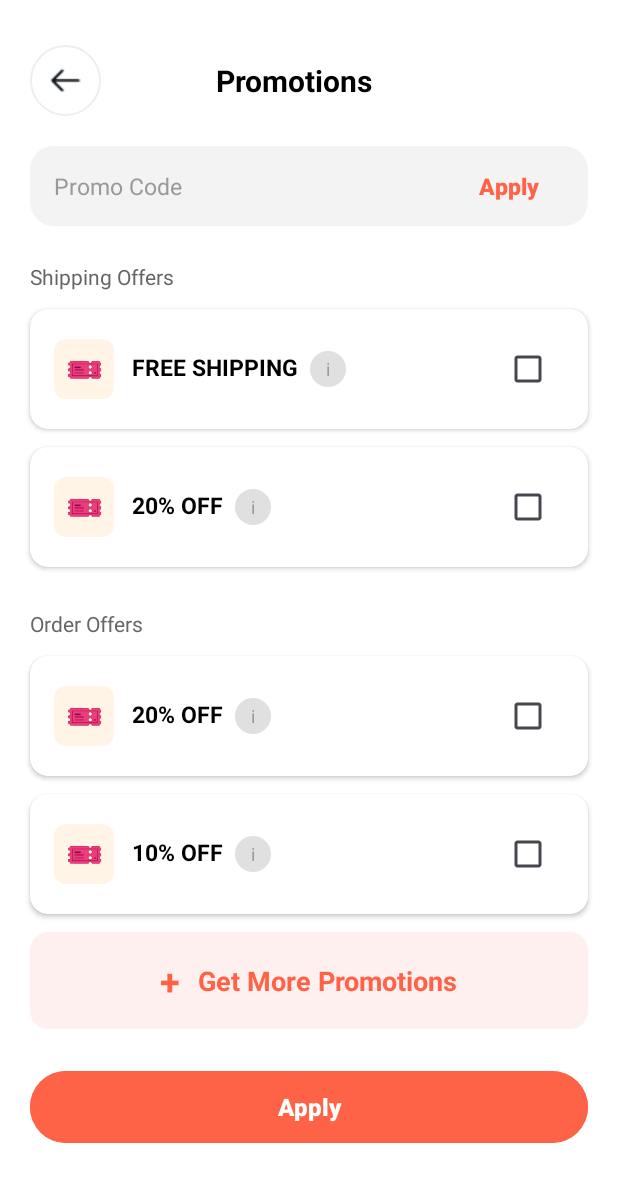
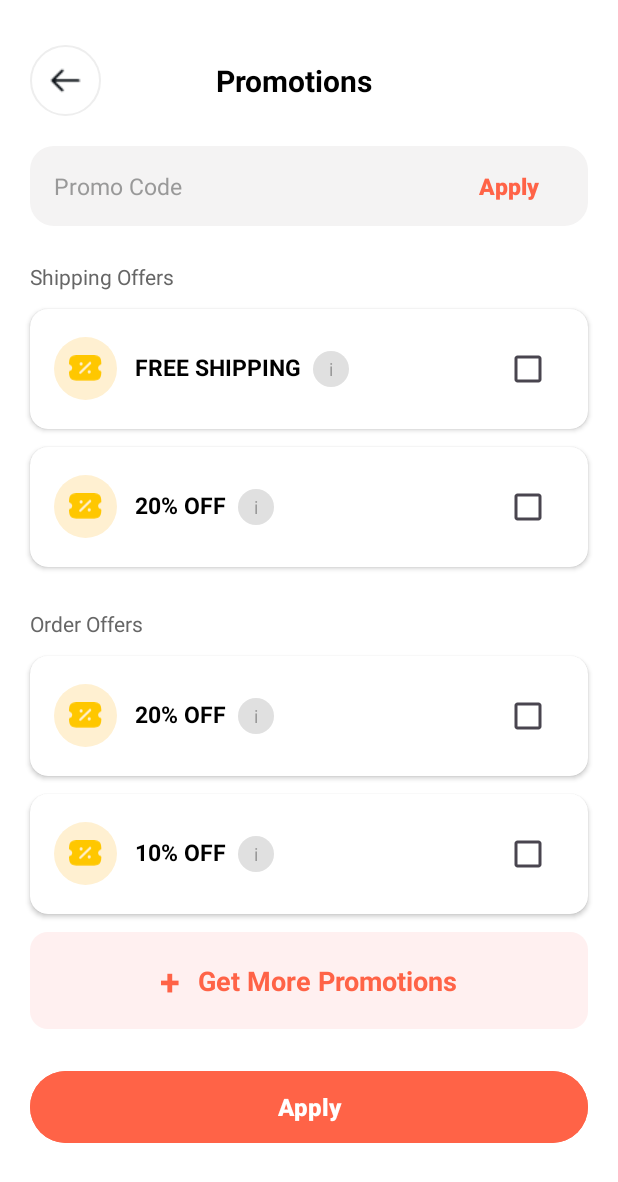
Before and after one commit to TranXuanTruong205/125LTTD01_GroupF4, an Android app: the PromotionsFragement screen opened through its navigation route, on a phone screen of 412 x 824 dp. Shown: the top 1182 px of the screen. Run offline under Robolectric (Android 15) with nearby library versions, the phone set to English and light mode, and no system bars.

Commit message:
Update icon promtion

```diff
--- a/DINERestaurant-App/app/src/main/res/layout/fragment_promotions.xml
+++ b/DINERestaurant-App/app/src/main/res/layout/fragment_promotions.xml
@@ -120,14 +120,12 @@
                     android:padding="16dp">
 
                     <!-- Ticket Icon -->
-                    <TextView
-                        android:layout_width="40dp"
-                        android:layout_height="40dp"
-                        android:background="@drawable/ticket_bg"
-                        android:gravity="center"
-                        android:text="🎫"
-                        android:textSize="20sp" />
-
+                    <ImageView
+                        android:layout_width="42dp"
+                        android:layout_height="42dp"
+                        android:background="@drawable/fno_circle_yellow"
+                        android:padding="10dp"
+                        android:src="@drawable/ic_coupon" />
                     <!-- Promo Info -->
                     <LinearLayout
                         android:layout_width="0dp"
@@ -135,6 +133,8 @@
                         android:layout_marginStart="12dp"
                         android:layout_weight="1"
                         android:orientation="horizontal">
+
+
 
                         <TextView
                             android:layout_width="wrap_content"
@@ -184,13 +184,12 @@
                     android:orientation="horizontal"
                     android:padding="16dp">
 
-                    <TextView
-                        android:layout_width="40dp"
-                        android:layout_height="40dp"
-                        android:background="@drawable/ticket_bg"
-                        android:gravity="center"
-                        android:text="🎫"
-                        android:textSize="20sp" />
+                    <ImageView
+                        android:layout_width="42dp"
+                        android:layout_height="42dp"
+                        android:background="@drawable/fno_circle_yellow"
+                        android:padding="10dp"
+                        android:src="@drawable/ic_coupon" />
 
                     <LinearLayout
                         android:layout_width="0dp"
@@ -257,13 +256,12 @@
                     android:orientation="horizontal"
                     android:padding="16dp">
 
-                    <TextView
-                        android:layout_width="40dp"
-                        android:layout_height="40dp"
-                        android:background="@drawable/ticket_bg"
-                        android:gravity="center"
-                        android:text="🎫"
-                        android:textSize="20sp" />
+                    <ImageView
+                        android:layout_width="42dp"
+                        android:layout_height="42dp"
+                        android:background="@drawable/fno_circle_yellow"
+                        android:padding="10dp"
+                        android:src="@drawable/ic_coupon" />
 
                     <LinearLayout
                         android:layout_width="0dp"
@@ -319,13 +317,12 @@
                     android:orientation="horizontal"
                     android:padding="16dp">
 
-                    <TextView
-                        android:layout_width="40dp"
-                        android:layout_height="40dp"
-                        android:background="@drawable/ticket_bg"
-                        android:gravity="center"
-                        android:text="🎫"
-                        android:textSize="20sp" />
+                    <ImageView
+                        android:layout_width="42dp"
+                        android:layout_height="42dp"
+                        android:background="@drawable/fno_circle_yellow"
+                        android:padding="10dp"
+                        android:src="@drawable/ic_coupon" />
 
                     <LinearLayout
                         android:layout_width="0dp"
```
